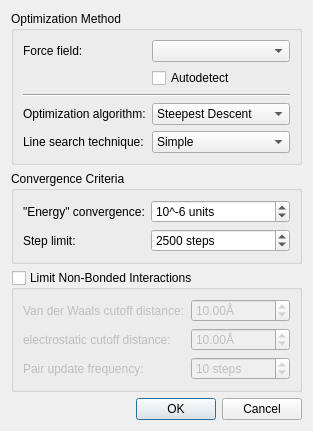
Above: avogadro/qtplugins/openbabel/obforcefielddialog.ui from OpenChemistry/avogadrolibs before the change. Below: the same form after it.
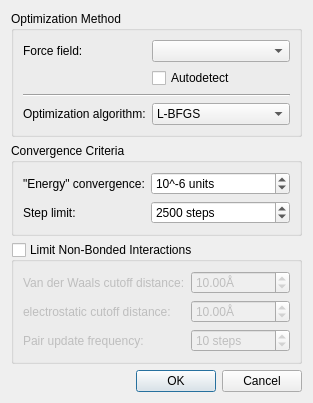
That is the form after the change.

Commit message:
Add L-BFGS to Open Babel optimize dialog and fix its flags
L-BFGS is now the default algorithm; Conjugate Gradient emits --cg
explicitly (it previously ran L-BFGS on Open Babel 3.2+). The line
search control is removed since obabel cannot select Simple. The
pair-list frequency is passed as --pf, which Open Babel reads, instead
of --freq. Old saved --freq/--newton options still parse.

Diff of the .ui file:
```diff
--- a/avogadro/qtplugins/openbabel/obforcefielddialog.ui
+++ b/avogadro/qtplugins/openbabel/obforcefielddialog.ui
@@ -53,18 +53,11 @@
         </property>
        </widget>
       </item>
-      <item row="4" column="0">
-       <widget class="QLabel" name="label_4">
-        <property name="text">
-         <string>Line search technique:</string>
-        </property>
-       </widget>
-      </item>
       <item row="3" column="1">
        <widget class="QComboBox" name="algorithm">
         <item>
          <property name="text">
-          <string>Steepest Descent</string>
+          <string>L-BFGS</string>
          </property>
         </item>
         <item>
@@ -72,18 +65,9 @@
           <string>Conjugate Gradient</string>
          </property>
         </item>
-       </widget>
-      </item>
-      <item row="4" column="1">
-       <widget class="QComboBox" name="lineSearch">
         <item>
          <property name="text">
-          <string>Simple</string>
-         </property>
-        </item>
-        <item>
-         <property name="text">
-          <string>Newton's Method</string>
+          <string>Steepest Descent</string>
          </property>
         </item>
        </widget>
```
Left out of the diff: 1 changed line with no effect on the pictures. The commit also changes 1 other file.
